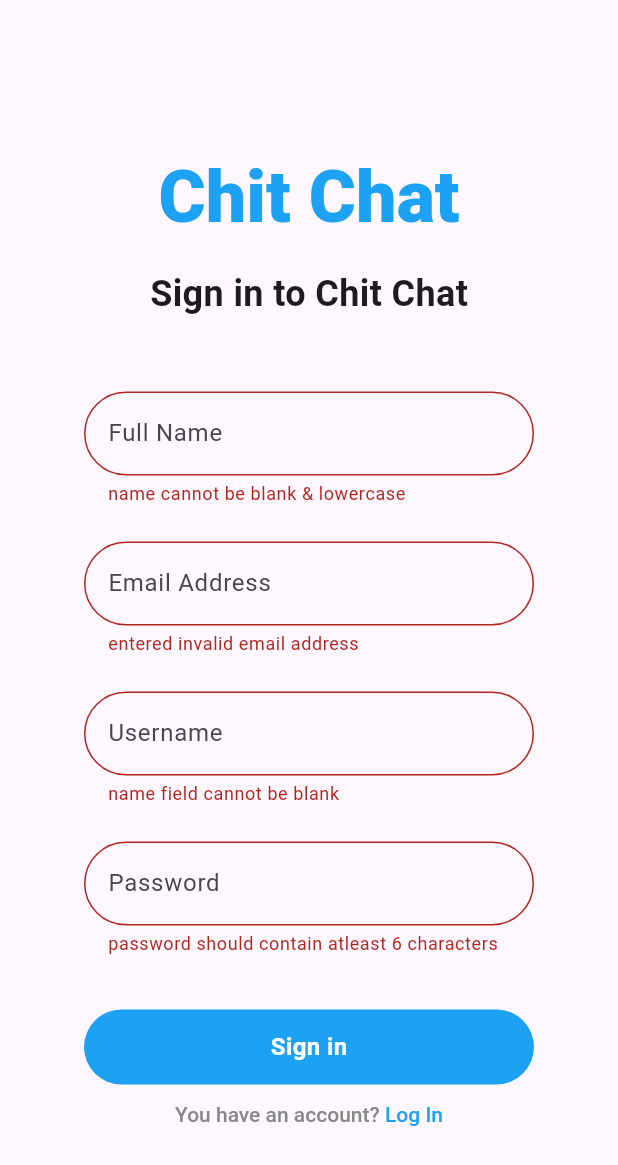
After one commit to Rohit-Chandra-007/chit_chat, a Flutter app: the SignupScreen screen opened directly, after a tap on "Sign in", on a phone screen of 412 x 824 dp. The commit adds this screen. Shown: the top 1165 px of the screen. Run offline on Flutter 3.47's test engine with Material 3 defaults, Android fonts, the phone set to English and light mode, and no system bars; drawn by our look-alikes of animated_text_kit; our stand-ins replace cloud_firestore, firebase_auth, firebase_core; accounts and stored records are empty.

Commit message:
cloud_storage added

```diff
--- a/lib/screens/auth.dart
+++ b/lib/screens/auth.dart
@@ -1,4 +1,5 @@
 import 'package:animated_text_kit/animated_text_kit.dart';
+import 'package:chit_chat/screens/sign_up.dart';
 
 import 'package:firebase_auth/firebase_auth.dart';
 import 'package:flutter/gestures.dart';
@@ -258,11 +259,15 @@ class _AuthScreenState extends State<AuthScreen> {
                           ),
                           recognizer: TapGestureRecognizer()
                             ..onTap = () {
-                              setState(() {
-                                _isLogin = !_isLogin;
-                                passwordController.clear();
-                                emailController.clear();
-                              });
+                              // setState(() {
+                              //   _isLogin = !_isLogin;
+                              //   passwordController.clear();
+                              //   emailController.clear();
+                              // });
+                              Navigator.of(context)
+                                  .pushReplacement(MaterialPageRoute(
+                                builder: (context) => const SignupScreen(),
+                              ));
                             })
                     ]),
               ),
--- /dev/null
+++ b/lib/screens/sign_up.dart
@@ -0,0 +1,329 @@
+import 'package:animated_text_kit/animated_text_kit.dart';
+import 'package:cloud_firestore/cloud_firestore.dart';
+import 'package:firebase_auth/firebase_auth.dart';
+import 'package:flutter/gestures.dart';
+import 'package:flutter/material.dart';
+
+FirebaseAuth _firebase = FirebaseAuth.instance;
+
+class SignupScreen extends StatefulWidget {
+  const SignupScreen({super.key});
+
+  @override
+  State<SignupScreen> createState() => _SignupScreenState();
+}
+
+class _SignupScreenState extends State<SignupScreen> {
+  RegExp passValid = RegExp(r"(?=.*\d)(?=.*[a-z])(?=.*[A-Z])(?=.*\W)");
+
+  String fullName = '';
+  String email = '';
+  String username = '';
+  String password = '';
+  bool isLogin = true;
+
+  final _formKey = GlobalKey<FormState>();
+
+  @override
+  Widget build(BuildContext context) {
+    return Scaffold(
+      body: Center(
+        child: SingleChildScrollView(
+          child: Column(
+            mainAxisAlignment: MainAxisAlignment.center,
+            children: [
+              Container(
+                margin: const EdgeInsets.only(
+                  top: 30,
+                  left: 20,
+                  bottom: 20,
+                  right: 20,
+                ),
+                // width: 200,
+                child: DefaultTextStyle(
+                  style: const TextStyle(
+                      fontSize: 48.0,
+                      color: Color(0xff1DA1F2),
+                      fontWeight: FontWeight.w900),
+                  child: AnimatedTextKit(
+                    animatedTexts: [
+                      WavyAnimatedText('Chit Chat'),
+                    ],
+                    isRepeatingAnimation: true,
+                  ),
+                ),
+              ),
+              const Text(
+                'Sign in to Chit Chat',
+                style: TextStyle(fontSize: 24, fontWeight: FontWeight.bold),
+              ),
+              const SizedBox(
+                height: 48,
+              ),
+              Padding(
+                padding: const EdgeInsets.symmetric(horizontal: 48),
+                child: Form(
+                  key: _formKey,
+                  child: Column(
+                    children: [
+                      CommonTextFormField(
+                        hintText: 'Full Name',
+                        textCapitalization: TextCapitalization.characters,
+                        textInputType: TextInputType.name,
+                        validator: (value) {
+                          if (value == null ||
+                              value.trim().isEmpty ||
+                              value != value.toUpperCase()) {
+                            return 'name cannot be blank & lowercase';
+                          }
+
+                          return null;
+                        },
+                        onSaved: (name) {
+                          fullName = name!;
+                        },
+                      ),
+                      const SizedBox(
+                        height: 24,
+                      ),
+                      CommonTextFormField(
+                        hintText: 'Email Address',
+                        textCapitalization: TextCapitalization.none,
+                        textInputType: TextInputType.emailAddress,
+                        validator: (value) {
+                          if (value == null ||
+                              value.trim().isEmpty ||
+                              !value.contains('@')) {
+                            return 'entered invalid email address';
+                          }
+                          return null;
+                        },
+                        onSaved: (emailAddress) {
+                          email = emailAddress!;
+                        },
+                      ),
+                      const SizedBox(
+                        height: 24,
+                      ),
+                      CommonTextFormField(
+                        hintText: 'Username',
+                        validator: (value) {
+                          if (value == null || value.trim().isEmpty) {
+                            return 'name field cannot be blank';
+                          }
+                          return null;
+                        },
+                        onSaved: (user) {
+                          username = user!;
+                        },
+                      ),
+                      const SizedBox(
+                        height: 24,
+                      ),
+                      SizedBox(
+                        width: 300,
+                        child: TextFormField(
+                          // controller: passwordController,
+                          validator: (value) {
+                            if (value == null || value.trim().length < 6) {
+                              return 'password should contain atleast 6 characters';
+                            }
+                            if (!value.trim().contains(passValid)) {
+                              return 'password should contain special characters';
+                            }
+                            return null;
+                          },
+                          onSaved: (newValue) {
+                            password = newValue!;
+                          },
+                          obscureText: true,
+                          decoration: const InputDecoration(
+                            hintText: 'Password',
+                            focusedBorder: OutlineInputBorder(
+                              borderSide:
+                                  BorderSide(width: 2, color: Colors.black),
+                              borderRadius: BorderRadius.all(
+                                Radius.circular(100),
+                              ),
+                            ),
+                            enabledBorder: OutlineInputBorder(
+                              borderSide: BorderSide(
+                                width: 2,
+                                color: Colors.black,
+                              ),
+                              borderRadius: BorderRadius.all(
+                                Radius.circular(100),
+                              ),
+                            ),
+                            border: OutlineInputBorder(
+                              borderSide:
+                                  BorderSide(width: 2, color: Colors.black),
+                              borderRadius: BorderRadius.all(
+                                Radius.circular(100),
+                              ),
+                            ),
+                          ),
+                        ),
+                      ),
+                      const SizedBox(
+                        height: 12,
+                      ),
+                      const SizedBox(
+                        height: 24,
+                      ),
+                      InkWell(
+                        borderRadius: BorderRadius.circular(100),
+                        onTap: _submit,
+                        child: Container(
+                          height: 50,
+                          width: 300,
+                          decoration: BoxDecoration(
+                              color: const Color(0xff1DA1F2),
+                              borderRadius: BorderRadius.circular(100)),
+                          child: const Center(
+                            child: Text(
+                              'Sign in',
+                              style: TextStyle(
+                                  fontSize: 16,
+                                  fontWeight: FontWeight.bold,
+                                  color: Colors.white),
+                            ),
+                          ),
+                        ),
+                      ),
+                    ],
+                  ),
+                ),
+              ),
+              const SizedBox(
+                height: 12,
+              ),
+              RichText(
+                text: TextSpan(
+                    text: 'You have an account?',
+                    style: const TextStyle(
+                      fontWeight: FontWeight.w500,
+                      color: Color(0xff888888),
+                      fontSize: 14.0,
+                    ),
+                    children: <TextSpan>[
+                      TextSpan(
+                          text: ' Log In',
+                          style: const TextStyle(
+                            fontWeight: FontWeight.w500,
+                            color: Color(0xff1DA1F2),
+                            fontSize: 14.0,
+                          ),
+                          recognizer: TapGestureRecognizer()
+                            ..onTap = () {
+                              setState(() {
+                                // _isLogin = !_isLogin;
+                                // passwordController.clear();
+                                // emailController.clear();
+                                Navigator.of(context)
+                                    .pushReplacement(MaterialPageRoute(
+                                  builder: (context) => const SignupScreen(),
+                                ));
+                              });
+                            })
+                    ]),
+              ),
+            ],
+          ),
+        ),
+      ),
+    );
+    ;
+  }
+
+  void _submit() async {
+    bool isValid = _formKey.currentState!.validate();
+
+    try {
+      if (isValid) {
+        _formKey.currentState!.save();
+        final userCredentials = await _firebase.createUserWithEmailAndPassword(
+          email: email,
+          password: password,
+        );
+        debugPrint(userCredentials.toString());
+        debugPrint(email);
+        debugPrint(password);
+
+        await FirebaseFirestore.instance
+            .collection('users')
+            .doc(userCredentials.user!.uid)
+            .set({
+          'fullname': fullName,
+          'username': username,
+          'email': email,
+          'image': 'imageurl',
+        });
+      }
+    } on FirebaseAuthException catch (error) {
+      if (error.code == 'email-already-in-use') {
+        //...
+      }
+
+      if (mounted) {
+        ScaffoldMessenger.of(context).clearSnackBars();
+        ScaffoldMessenger.of(context).showSnackBar(
+          SnackBar(
+            content: Text(error.message ?? 'Authentication Failed'),
+          ),
+        );
+      }
+    }
+  }
+}
+
+class CommonTextFormField extends StatelessWidget {
+  final String hintText;
+  final String? Function(String?)? validator;
+  final Function(String?)? onSaved;
+  final TextInputType? textInputType;
+  final TextCapitalization? textCapitalization;
+  const CommonTextFormField({
+    super.key,
+    required this.hintText,
+    this.validator,
+    this.onSaved,
+    this.textInputType,
+    this.textCapitalization,
+  });
+
+  @override
+  Widget build(BuildContext context) {
+    return SizedBox(
+      width: 300,
+      child: TextFormField(
+        validator: validator,
+        onSaved: onSaved,
+        keyboardType: textInputType,
+        autocorrect: false,
+        textCapitalization: TextCapitalization.none,
+        decoration: InputDecoration(
+          hintText: hintText,
+          focusedBorder: const OutlineInputBorder(
+            borderSide: BorderSide(width: 2, color: Colors.black),
+            borderRadius: BorderRadius.all(
+              Radius.circular(100),
+            ),
+          ),
+          enabledBorder: const OutlineInputBorder(
+            borderSide: BorderSide(width: 2, color: Colors.black),
+            borderRadius: BorderRadius.all(
+              Radius.circular(100),
+            ),
+          ),
+          border: const OutlineInputBorder(
+            borderSide: BorderSide(width: 2, color: Colors.black),
+            borderRadius: BorderRadius.all(
+              Radius.circular(100),
+            ),
+          ),
+        ),
+      ),
+    );
+  }
+}
--- a/pubspec.yaml
+++ b/pubspec.yaml
@@ -14,6 +14,7 @@ dependencies:
   firebase_auth: ^5.3.0
   firebase_storage: ^12.3.1
   image_picker: ^1.1.2
+  cloud_firestore: ^5.4.2
 
 dev_dependencies:
   flutter_test:
```
Also changed, not shown: pubspec.lock, 3 other files.
